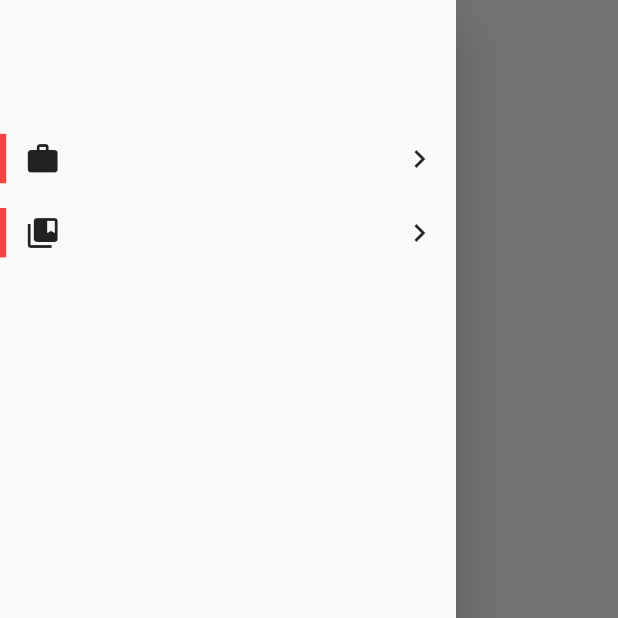
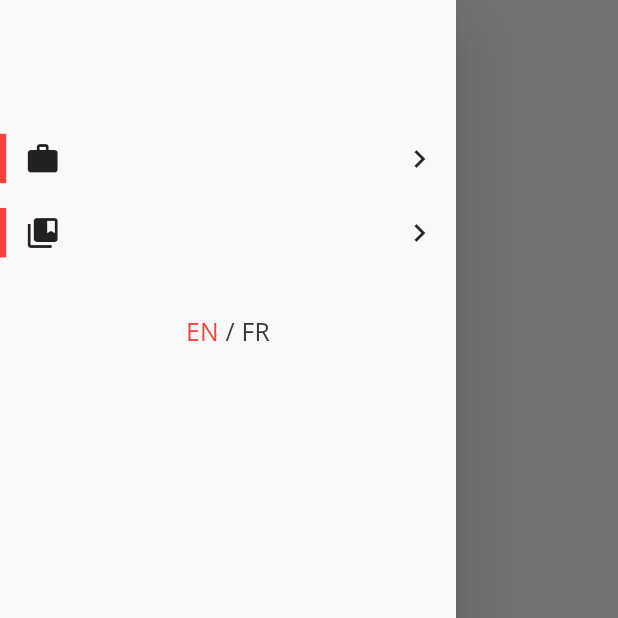
Before and after one commit to loan-petit/flutter_portfolio, a Flutter app: the ProjectsScreen screen opened by its route, with the side drawer open, on a phone screen of 412 x 824 dp, the top half of it. Run offline on Flutter 3.47's test engine with Material 2 defaults, Android fonts, the light colour scheme and no system bars; our stand-ins replace shared_preferences; accounts and stored records are empty; generated files the repository leaves out were written again.

Commit message:
feature: Setup button to change language in Drawer for portrait screens.

```diff
--- a/flutter/lib/l10n/intl_en.arb
+++ b/flutter/lib/l10n/intl_en.arb
@@ -13,7 +13,7 @@
   "projectsLink": "My projects",
   "servicesLinkIntro": "Want to collaborate? Check out my services.",
   "servicesLink": "My services",
-  "socialLinkIntro": "Let's connect.",
+  "socialLinkIntro": "Let's connect!",
   "emailCopiedMessage": "Email copied to clipboard",
   "showPreviewButton": "Show preview",
   "tryItOutButton": "Try it out",
--- a/flutter/lib/l10n/intl_fr.arb
+++ b/flutter/lib/l10n/intl_fr.arb
@@ -13,7 +13,7 @@
   "projectsLink": "Mes projets",
   "servicesLinkIntro": "Envie de collaborer ? Jetez un oeil aux services que je propose.",
   "servicesLink": "Mes services",
-  "socialLinkIntro": "Je suis aussi sur les réseaux sociaux.",
+  "socialLinkIntro": "Connectons-nous !",
   "emailCopiedMessage": "L'adresse email a été copiée",
   "showPreviewButton": "Afficher l'aperçu",
   "tryItOutButton": "Tester",
--- a/flutter/lib/l10n/intl_messages.arb
+++ b/flutter/lib/l10n/intl_messages.arb
@@ -1,5 +1,5 @@
 {
-  "@@last_modified": "2020-01-26T21:08:39.065695",
+  "@@last_modified": "2020-01-27T11:39:23.201337",
   "title": "",
   "@title": {
     "type": "text",
--- a/flutter/lib/l10n/messages_en.dart
+++ b/flutter/lib/l10n/messages_en.dart
@@ -46,7 +46,7 @@ class MessageLookup extends MessageLookupByLibrary {
     "servicesTitle" : MessageLookupByLibrary.simpleMessage("My *services*"),
     "shortSummary" : MessageLookupByLibrary.simpleMessage("I am a *freelance developer* passionate about innovative, disruptive and ambitious projects."),
     "showPreviewButton" : MessageLookupByLibrary.simpleMessage("Show preview"),
-    "socialLinkIntro" : MessageLookupByLibrary.simpleMessage("Let\'s connect."),
+    "socialLinkIntro" : MessageLookupByLibrary.simpleMessage("Let\'s connect!"),
     "title" : MessageLookupByLibrary.simpleMessage("Loan *PETIT*"),
     "tryItOutButton" : MessageLookupByLibrary.simpleMessage("Try it out"),
     "welcome" : m0
--- a/flutter/lib/l10n/messages_fr.dart
+++ b/flutter/lib/l10n/messages_fr.dart
@@ -46,7 +46,7 @@ class MessageLookup extends MessageLookupByLibrary {
     "servicesTitle" : MessageLookupByLibrary.simpleMessage("Mes *services*"),
     "shortSummary" : MessageLookupByLibrary.simpleMessage("Je suis un *développeur indépendant* passionné par les projets innovants, disruptifs et ambitieux."),
     "showPreviewButton" : MessageLookupByLibrary.simpleMessage("Afficher l\'aperçu"),
-    "socialLinkIntro" : MessageLookupByLibrary.simpleMessage("Je suis aussi sur les réseaux sociaux."),
+    "socialLinkIntro" : MessageLookupByLibrary.simpleMessage("Connectons-nous !"),
     "title" : MessageLookupByLibrary.simpleMessage("Loan *PETIT*"),
     "tryItOutButton" : MessageLookupByLibrary.simpleMessage("Tester"),
     "welcome" : m0
--- a/flutter/lib/src/ui/widgets/shared/scaffold/drawer.dart
+++ b/flutter/lib/src/ui/widgets/shared/scaffold/drawer.dart
@@ -32,6 +32,22 @@ class AppDrawer extends StatelessWidget {
           SizedBox(height: 2 * SizeConfig.heightMultiplier),
           _buildMenuItem(context, Icons.collections_bookmark,
               AppLocalization.of(context).projectsLink, '/projects'),
+          SizedBox(height: 3 * SizeConfig.heightMultiplier),
+              FlatButton(
+                onPressed: () async {
+                  if (AppLocalization.locale.languageCode == "en") {
+                    await AppLocalization.setLocale(Locale("fr", ""));
+                  } else {
+                    await AppLocalization.setLocale(Locale("en", ""));
+                  }
+                },
+                child: EmphasisedText(
+                  text: (AppLocalization.locale.languageCode == "en")
+                      ? "*EN* / FR"
+                      : "EN / *FR*",
+                  style: Theme.of(context).textTheme.subhead,
+                ),
+              ),
           Expanded(child: Container()),
           Container(
             padding: EdgeInsets.all(SizeConfig.heightMultiplier),
```
